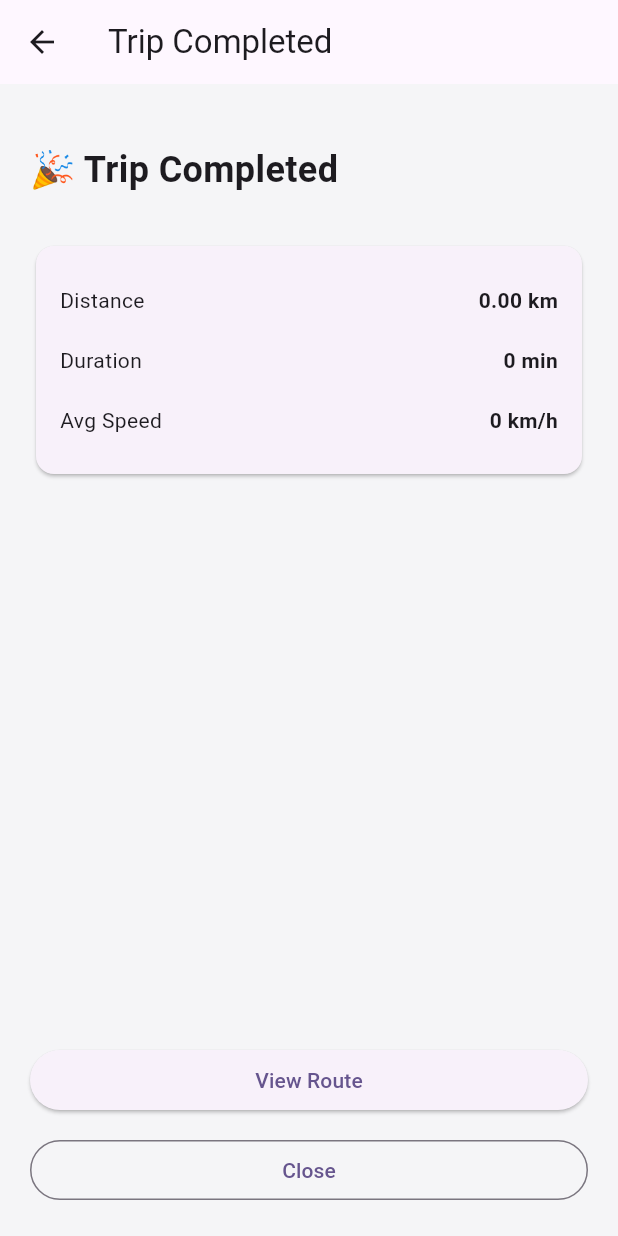
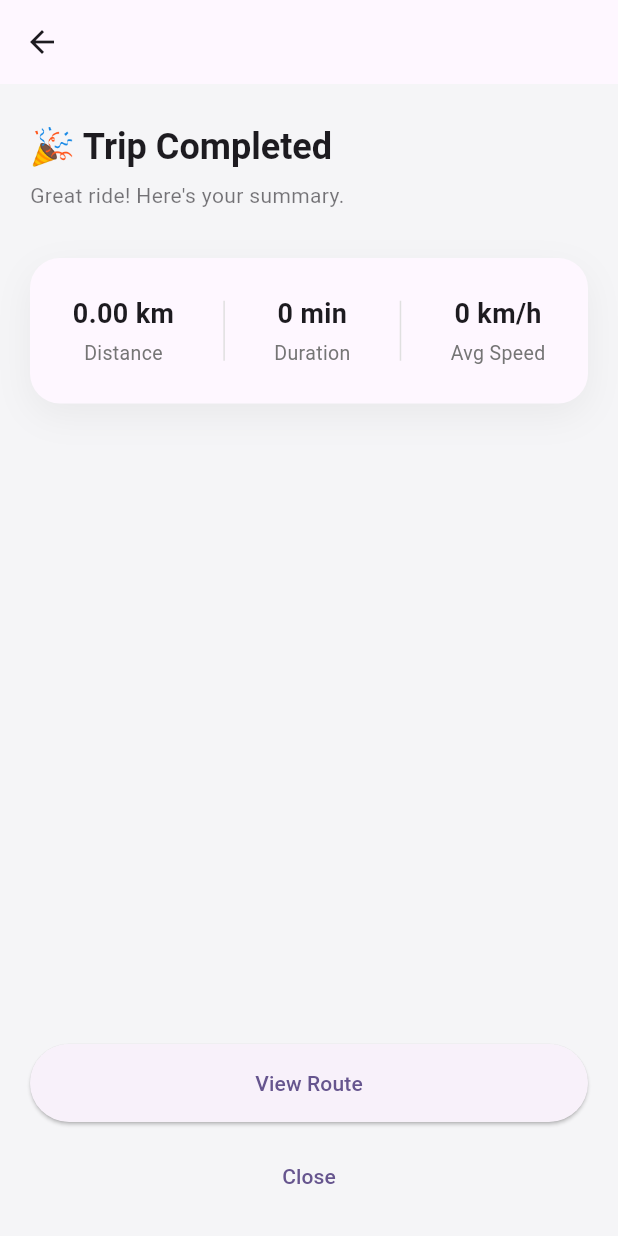
Before and after one commit to ashiquekp/RouteLedger, a Flutter app: the RouteSummaryPage screen opened directly with empty values, on a phone screen of 412 x 824 dp. Run offline on Flutter 3.47's test engine with Material 3 defaults, Android fonts, the phone set to English and light mode, and no system bars; our stand-ins replace flutter_dotenv, flutter_riverpod, geolocator, google_maps_flutter, hive_flutter, permission_handler and 2 more; missing offline and left inert: flutter_foreground_task; accounts and stored records are empty.

```diff
--- a/lib/presentation/summary/route_summary_page.dart
+++ b/lib/presentation/summary/route_summary_page.dart
@@ -5,10 +5,7 @@
 class RouteSummaryPage extends StatelessWidget {
   final RouteModel route;
 
-  const RouteSummaryPage({
-    super.key,
-    required this.route,
-  });
+  const RouteSummaryPage({super.key, required this.route});
 
   String get avgSpeed {
     if (route.durationSeconds == 0) return "0 km/h";
@@ -23,48 +20,77 @@
 
   @override
   Widget build(BuildContext context) {
+    final theme = Theme.of(context);
+
     return Scaffold(
       appBar: AppBar(
-        title: const Text("Trip Completed"),
+        title: const Text(""), // remove repetition
+        elevation: 0,
       ),
       body: Padding(
-        padding: const EdgeInsets.all(20),
+        padding: const EdgeInsets.symmetric(horizontal: 20, vertical: 16),
         child: Column(
           crossAxisAlignment: CrossAxisAlignment.start,
           children: [
+            const SizedBox(height: 10),
 
-            const SizedBox(height: 20),
-
-            const Text(
+            /// 🎉 Header
+            Text(
               "🎉 Trip Completed",
-              style: TextStyle(
-                fontSize: 24,
+              style: theme.textTheme.headlineSmall?.copyWith(
                 fontWeight: FontWeight.bold,
               ),
             ),
 
-            const SizedBox(height: 30),
+            const SizedBox(height: 6),
 
-            Card(
-              child: Padding(
-                padding: const EdgeInsets.all(16),
-                child: Column(
-                  children: [
+            Text(
+              "Great ride! Here's your summary.",
+              style: theme.textTheme.bodyMedium?.copyWith(
+                color: theme.colorScheme.onSurface.withOpacity(0.6),
+              ),
+            ),
 
-                    _item("Distance", route.formattedDistance),
-                    _item("Duration", route.formattedDuration),
-                    _item("Avg Speed", avgSpeed),
+            const SizedBox(height: 32),
 
+            /// 📊 Stats Card
+            Container(
+              padding: const EdgeInsets.symmetric(vertical: 24, horizontal: 12),
+              decoration: BoxDecoration(
+                color: theme.colorScheme.surface,
+                borderRadius: BorderRadius.circular(20),
+                boxShadow: [
+                  BoxShadow(
+                    color: Colors.black.withOpacity(0.05),
+                    blurRadius: 20,
+                    offset: const Offset(0, 8),
+                  ),
                 ],
               ),
+              child: Row(
+                mainAxisAlignment: MainAxisAlignment.spaceAround,
+                children: [
+                  _statItem("Distance", route.formattedDistance),
+                  _divider(),
+                  _statItem("Duration", route.formattedDuration),
+                  _divider(),
+                  _statItem("Avg Speed", avgSpeed),
+                ],
               ),
             ),
 
             const Spacer(),
 
+            /// Primary CTA
             SizedBox(
               width: double.infinity,
               child: ElevatedButton(
+                style: ElevatedButton.styleFrom(
+                  padding: const EdgeInsets.symmetric(vertical: 16),
+                  shape: RoundedRectangleBorder(
+                    borderRadius: BorderRadius.circular(30),
+                  ),
+                ),
                 child: const Text("View Route"),
                 onPressed: () {
                   Navigator.push(
@@ -79,13 +105,13 @@
 
             const SizedBox(height: 12),
 
-            SizedBox(
-              width: double.infinity,
-              child: OutlinedButton(
-                child: const Text("Close"),
+            /// Secondary Action
+            Center(
+              child: TextButton(
                 onPressed: () {
                   Navigator.pop(context);
                 },
+                child: const Text("Close"),
               ),
             ),
           ],
@@ -94,19 +120,23 @@
     );
   }
 
-  Widget _item(String title, String value) {
-    return Padding(
-      padding: const EdgeInsets.symmetric(vertical: 10),
-      child: Row(
-        mainAxisAlignment: MainAxisAlignment.spaceBetween,
+  Widget _statItem(String label, String value) {
+    return Column(
       children: [
-          Text(title),
         Text(
           value,
-            style: const TextStyle(fontWeight: FontWeight.bold),
+          style: const TextStyle(fontSize: 18, fontWeight: FontWeight.bold),
+        ),
+        const SizedBox(height: 4),
+        Text(
+          label,
+          style: TextStyle(fontSize: 13, color: Colors.grey.shade600),
         ),
       ],
-      ),
     );
   }
+
+  Widget _divider() {
+    return Container(height: 40, width: 1, color: Colors.grey.shade300);
   }
+}
```
Also changed, not shown: lib/home_page.dart (+134 -6 lines), lib/presentation/history/widgets/route_history_tile.dart (+25 -14 lines). Lines whose indentation alone changed are shown as unchanged.
